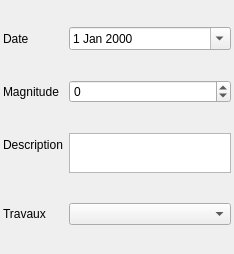
Before: the Qt Designer form Lamia/toolprepro/vnf/lamiavnf_observation_tool_ui.ui in Artelia/Lamia, drawn with Qt 5.
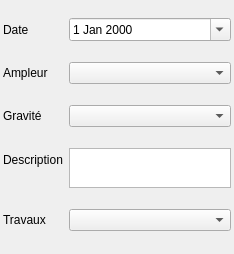
After: the same form once the commit is applied.

```diff
--- a/Lamia/toolprepro/vnf/lamiavnf_observation_tool_ui.ui
+++ b/Lamia/toolprepro/vnf/lamiavnf_observation_tool_ui.ui
@@ -37,25 +37,18 @@
    <item row="1" column="0">
     <widget class="QLabel" name="label_2">
      <property name="text">
-      <string>Magnitude</string>
+      <string>Ampleur</string>
      </property>
     </widget>
    </item>
-   <item row="1" column="1">
-    <widget class="QSpinBox" name="spinBox_magnitude">
-     <property name="minimum">
-      <number>-1</number>
-     </property>
-    </widget>
-   </item>
-   <item row="3" column="0">
+   <item row="5" column="0">
     <widget class="QLabel" name="label_7">
      <property name="text">
       <string>Description</string>
      </property>
     </widget>
    </item>
-   <item row="3" column="1">
+   <item row="5" column="1">
     <widget class="QTextEdit" name="textEdit_description">
      <property name="sizePolicy">
       <sizepolicy hsizetype="Expanding" vsizetype="Expanding">
@@ -71,16 +64,29 @@
      </property>
     </widget>
    </item>
-   <item row="4" column="0">
+   <item row="6" column="0">
     <widget class="QLabel" name="label_5">
      <property name="text">
       <string>Travaux</string>
      </property>
     </widget>
    </item>
-   <item row="4" column="1">
+   <item row="6" column="1">
     <widget class="QComboBox" name="comboBox_travaux"/>
    </item>
+   <item row="3" column="0">
+    <widget class="QLabel" name="label_3">
+     <property name="text">
+      <string>Gravité</string>
+     </property>
+    </widget>
+   </item>
+   <item row="3" column="1">
+    <widget class="QComboBox" name="comboBox_gravite"/>
+   </item>
+   <item row="1" column="1">
+    <widget class="QComboBox" name="comboBox_ampleur"/>
+   </item>
   </layout>
  </widget>
  <resources/>
```
Left out of the diff: 11 changed lines with no effect on the pictures.
